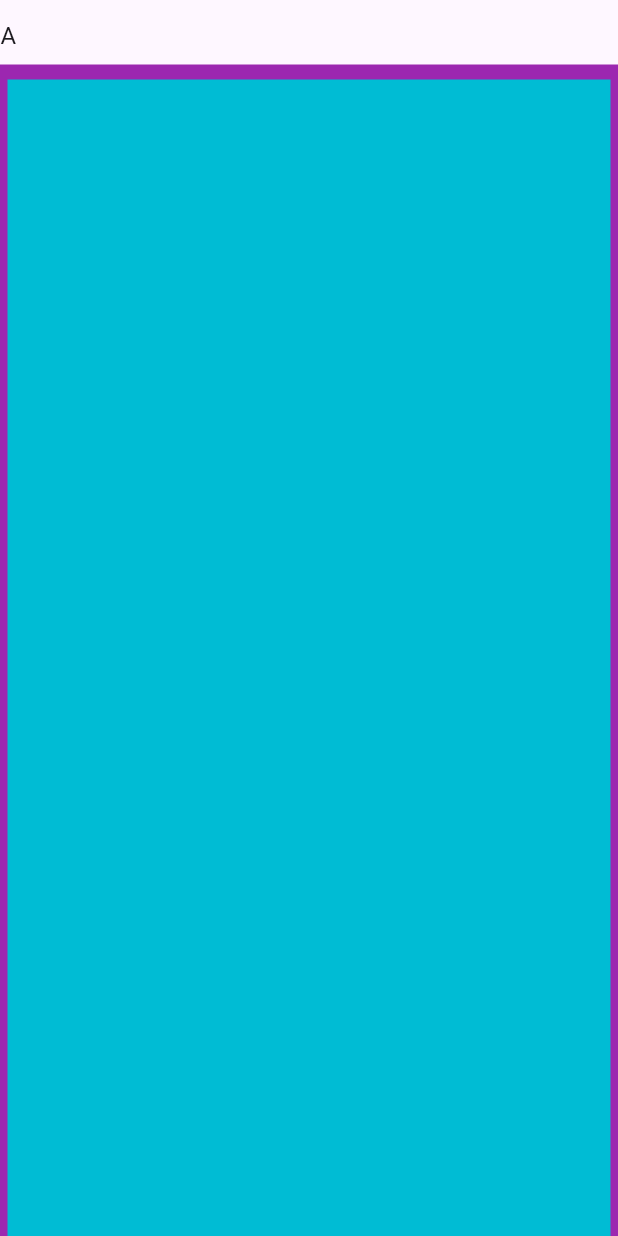
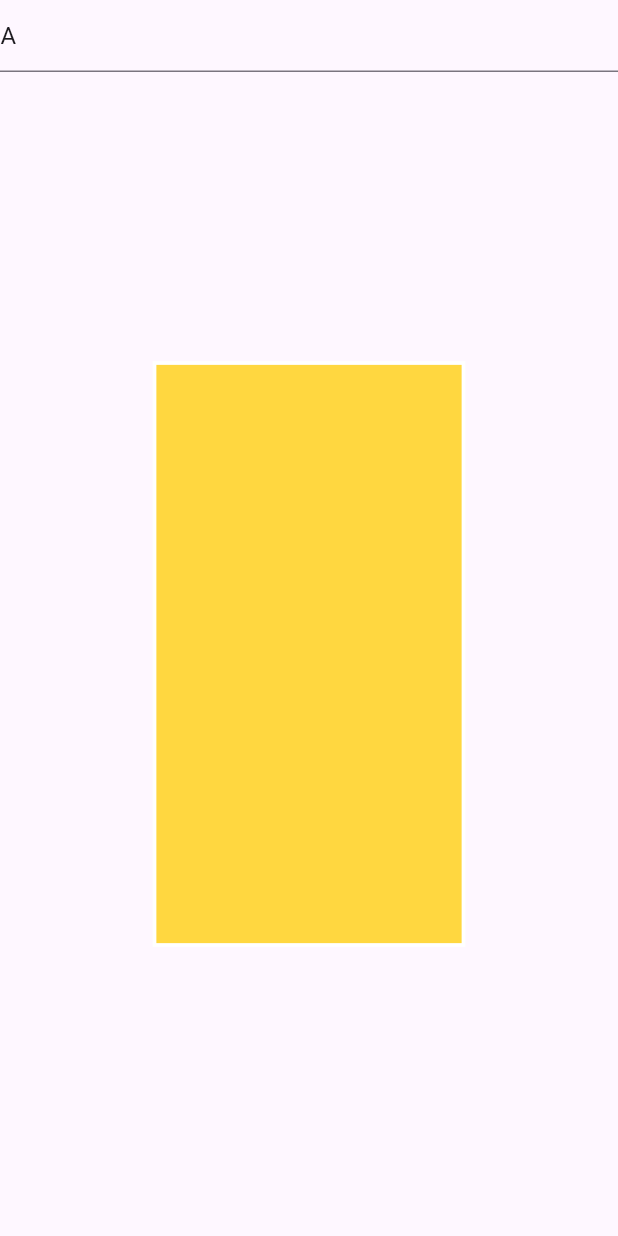
Before and after one commit to RobertNeher/dot_matrix, a Flutter app: the screen it shows after launch, on a phone screen of 412 x 824 dp. Run offline on Flutter 3.47's test engine with Material 3 defaults, Android fonts, the phone set to English and light mode, and no system bars.

Commit message:
small fixes

```diff
--- a/lib/main.dart
+++ b/lib/main.dart
@@ -2,7 +2,7 @@
 
 import 'package:dot_matrix_display/src/dotmatrix_dot_patterns.dart';
 import 'package:dot_matrix_display/src/dotmatrix.dart';
-import 'package:dot_matrix_display/src/dotmatrix_display_scrolling.dart';
+import 'package:dot_matrix_display/src/dotmatrix_display_steady.dart';
 
 void main() {
   runApp(const MyApp());
@@ -68,14 +68,13 @@
     int colIndex = 0;
     int patternWidth = 0;
     int patternHeight = 0;
-    Map _patternMap = patternMap;
 
     dotMatrix.clear();
 
     for (int i = 0; i <= text.length - 1; i++) {
-      dotMatrix.insertDotArray(colIndex, rowIndex, _patternMap[text[i]]);
-      patternWidth = _patternMap[text[i]][0].length;
-      patternHeight = _patternMap[text[i]].length;
+      dotMatrix.insertDotArray(colIndex, rowIndex, patternMap[text[i]]);
+      patternWidth = patternMap[text[i]][0].length;
+      patternHeight = patternMap[text[i]].length;
       colIndex += patternWidth;
 
       if ((patternWidth * text.length) >= MediaQuery.of(context).size.width) {
@@ -109,16 +108,18 @@
         controller: text,
         onFieldSubmitted: getPatternCode,
       ),
-      Container(
-          width: sizeX.floorToDouble(),
-          height: sizeY.floorToDouble(),
-          child: DotMatrixDisplay(
-            frameColor: Colors.purple,
-            frameBackgroundColor: Colors.cyan,
-            dotSize: dotSize,
-            scaleFactor: 1.0,
-            dotMatrix: dotMatrix,
-          ))
+      Expanded(
+          child: SizedBox(
+              width: sizeX.floorToDouble(),
+              height: sizeY.floorToDouble(),
+              child: DotMatrixDisplay(
+                frameColor: Colors.white, //Colors.purple,
+                frameBackgroundColor: Colors.amberAccent, // Colors.cyan,
+                frameWidth: 5,
+                dotSize: dotSize,
+                scaleFactor: 0.5,
+                dotMatrix: dotMatrix,
+              )))
     ])));
   }
 }
--- a/lib/src/dotmatrix_display_steady.dart
+++ b/lib/src/dotmatrix_display_steady.dart
@@ -12,7 +12,7 @@
     this.frameBackgroundColor = Colors.transparent,
     this.frameWidth = 10,
     this.dotSize = 5,
-    this.scaleFactor = 1.0,
+    this.scaleFactor = 0.75,
     required this.dotMatrix,
   });
   final Color foreground;
```
